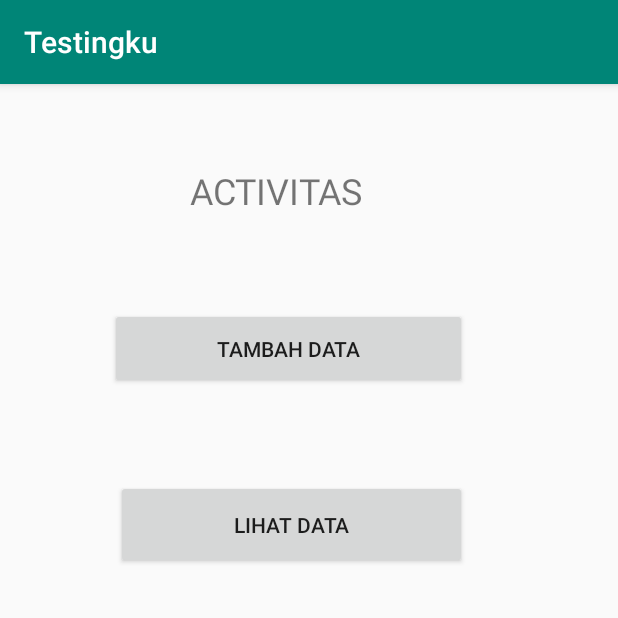
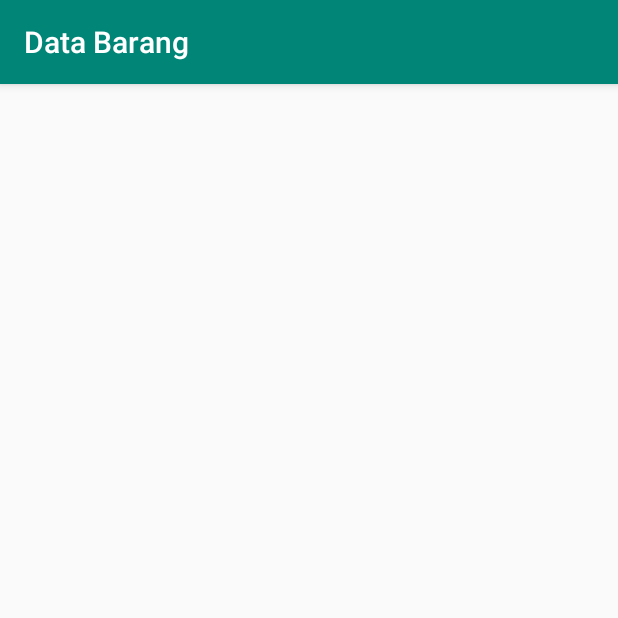
Before and after one commit to UB8044/TestBarang, an Android app: the screen it shows after launch (MainActivity before the commit, LihatBarang after it), after a tap on "LIHAT DATA", on a phone screen of 412 x 824 dp, the top half of it. Run offline under Robolectric (Android 15) with nearby library versions, the phone set to English and light mode, and no system bars; our stand-ins replace Firebase (no records; nobody signed in at launch, a user with empty details on screens opened directly).

Commit message:
Read Data

```diff
--- a/app/build.gradle
+++ b/app/build.gradle
@@ -28,4 +28,5 @@ dependencies {
     implementation 'com.google.firebase:firebase-core:17.4.1'
     implementation 'com.google.firebase:firebase-database:19.3.0'
     implementation 'androidx.multidex:multidex:2.0.1'
+    implementation 'androidx.recyclerview:recyclerview:1.0.0'
 }
--- /dev/null
+++ b/app/src/main/java/com/example/testbarang/AdapterLihatBarang.java
@@ -0,0 +1,58 @@
+package com.example.testbarang;
+
+import android.view.LayoutInflater;
+import android.view.View;
+import android.view.ViewGroup;
+import android.widget.TextView;
+import android.content.Context;
+import java.util.ArrayList;
+import androidx.recyclerview.widget.RecyclerView;
+
+public class AdapterLihatBarang extends RecyclerView.Adapter<AdapterLihatBarang.ViewHolder>{
+    private ArrayList<Barang> daftarBarang;
+    private Context context;
+
+    public AdapterLihatBarang(ArrayList<Barang> barangs, Context ctx){
+        daftarBarang = barangs;
+        context = ctx;
+    }
+
+    class ViewHolder extends RecyclerView.ViewHolder{
+        TextView tvTitle;
+
+        ViewHolder(View v){
+            super(v);
+            tvTitle = (TextView) v.findViewById(R.id.tv_namabarang);
+        }
+    }
+
+    @Override
+    public ViewHolder onCreateViewHolder(ViewGroup parent, int viewType){
+        View v = LayoutInflater.from(parent.getContext()).inflate(R.layout.item_barang, parent);
+        ViewHolder vh = new ViewHolder(v);
+        return vh;
+    }
+
+    @Override
+    public void onBindViewHolder(ViewHolder holder, final int position){
+        final String name = daftarBarang.get(position).getNama();
+        holder.tvTitle.setOnClickListener(new View.OnClickListener() {
+            @Override
+            public void onClick(View v) {
+
+            }
+        });
+        holder.tvTitle.setOnLongClickListener(new View.OnLongClickListener() {
+            @Override
+            public boolean onLongClick(View v) {
+                return true;
+            }
+        });
+        holder.tvTitle.setText(name);
+    }
+
+    @Override
+    public int getItemCount(){
+        return daftarBarang.size();
+    }
+}
--- /dev/null
+++ b/app/src/main/java/com/example/testbarang/LihatBarang.java
@@ -0,0 +1,63 @@
+package com.example.testbarang;
+
+import androidx.appcompat.app.AppCompatActivity;
+
+import android.content.Intent;
+import android.os.Bundle;
+import android.app.Activity;
+import android.content.Context;
+
+import androidx.annotation.NonNull;
+import androidx.recyclerview.widget.RecyclerView;
+import androidx.recyclerview.widget.LinearLayoutManager;
+
+import com.google.firebase.database.DataSnapshot;
+import com.google.firebase.database.DatabaseError;
+import com.google.firebase.database.DatabaseReference;
+import com.google.firebase.database.FirebaseDatabase;
+import com.google.firebase.database.ValueEventListener;
+
+import java.util.ArrayList;
+
+public class LihatBarang extends AppCompatActivity {
+    private DatabaseReference database;
+    private RecyclerView rvView;
+    private RecyclerView.Adapter adapter;
+    private RecyclerView.LayoutManager layoutManager;
+    private ArrayList<Barang> daftarBarang;
+
+    @Override
+    protected void onCreate(Bundle savedInstanceState) {
+        super.onCreate(savedInstanceState);
+        setContentView(R.layout.activity_lihat_barang);
+
+        rvView = (RecyclerView) findViewById(R.id.rv_main);
+        rvView.setHasFixedSize(true);
+        layoutManager = new LinearLayoutManager(this);
+        rvView.setLayoutManager(layoutManager);
+        database = FirebaseDatabase.getInstance().getReference();
+        database.child("Barang").addValueEventListener(new ValueEventListener() {
+            @Override
+            public void onDataChange(@NonNull DataSnapshot dataSnapshot) {
+                daftarBarang = new ArrayList<>();
+                for (DataSnapshot noteDataSnapshot : dataSnapshot.getChildren()){
+                    Barang barang = noteDataSnapshot.getValue(Barang.class);
+                    barang.setKode(noteDataSnapshot.getKey());
+                    daftarBarang.add(barang);
+                }
+
+                adapter = new AdapterLihatBarang(daftarBarang, LihatBarang.this);
+                rvView.setAdapter(adapter);
+            }
+
+            @Override
+            public void onCancelled(@NonNull DatabaseError databaseError) {
+                System.out.println(databaseError.getDetails()+""+databaseError.getMessage());
+            }
+        });
+    }
+
+    public static Intent getActIntent(Activity activity){
+        return new Intent(activity, LihatBarang.class);
+    }
+}
--- a/app/src/main/java/com/example/testbarang/MainActivity.java
+++ b/app/src/main/java/com/example/testbarang/MainActivity.java
@@ -29,7 +29,7 @@ public class MainActivity extends AppCompatActivity {
         bLihat.setOnClickListener(new View.OnClickListener() {
             @Override
             public void onClick(View v) {
-
+                startActivity(LihatBarang.getActIntent(MainActivity.this));
             }
         });
     }
--- /dev/null
+++ b/app/src/main/res/layout/activity_lihat_barang.xml
@@ -0,0 +1,17 @@
+<?xml version="1.0" encoding="utf-8"?>
+<LinearLayout
+    xmlns:android="http://schemas.android.com/apk/res/android"
+    xmlns:app="http://schemas.android.com/apk/res-auto"
+    xmlns:tools="http://schemas.android.com/tools"
+    android:layout_width="match_parent"
+    android:layout_height="match_parent"
+    android:orientation="vertical"
+    tools:context=".LihatBarang">
+
+    <androidx.recyclerview.widget.RecyclerView
+        android:id="@+id/rv_main"
+        android:layout_width="match_parent"
+        android:layout_height="match_parent"
+        android:scrollbars="vertical"/>
+
+</LinearLayout>
--- a/app/src/main/res/values/strings.xml
+++ b/app/src/main/res/values/strings.xml
@@ -1,5 +1,5 @@
 <resources>
-    <string name="app_name">Testingku</string>
+    <string name="app_name">Test Firebase</string>
     <string name="btTambah">Tambah Data</string>
     <string name="btLihat">Lihat Data</string>
     <string name="bOk">Submit Data</string>
```
Also changed, not shown: app/src/main/AndroidManifest.xml (+5 -2 lines), app/src/main/res/layout/item_barang.xml (added, +15 -0 lines), app/src/main/java/com/example/testbarang/TambahData.java (line endings or trailing spaces).
